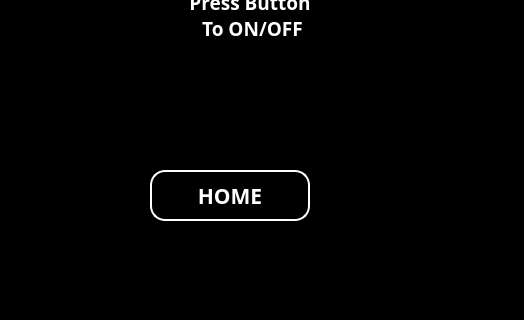
Prism-Techs/vekariahealthCare, file flicker_demo.ui: the form before one commit; both pictures show x 500 to 1024 and y 280 to 600 of the 1024 by 600 pixel window.
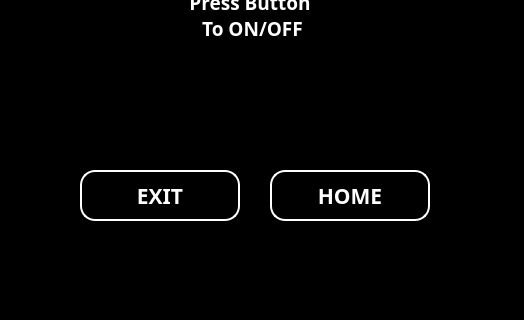
The form after the commit. Icons and pictures are not drawn.

Patch:
```diff
--- a/flicker_demo.ui
+++ b/flicker_demo.ui
@@ -164,7 +164,7 @@
    <widget class="QPushButton" name="pushButton_2">
     <property name="geometry">
      <rect>
-      <x>370</x>
+      <x>490</x>
       <y>350</y>
       <width>160</width>
       <height>51</height>
@@ -454,6 +454,38 @@
      <set>Qt::AlignCenter</set>
     </property>
    </widget>
+   <widget class="QPushButton" name="exit">
+    <property name="geometry">
+     <rect>
+      <x>300</x>
+      <y>350</y>
+      <width>160</width>
+      <height>51</height>
+     </rect>
+    </property>
+    <property name="font">
+     <font>
+      <family>Helvetica Rounded</family>
+      <pointsize>16</pointsize>
+      <weight>75</weight>
+      <bold>true</bold>
+     </font>
+    </property>
+    <property name="styleSheet">
+     <string notr="true"> QPushButton {
+                background-color: black;
+                color: white;
+                border: none;
+                border-radius: 15px;
+                padding: 10px;
+				border:2px solid white;
+            }
+</string>
+    </property>
+    <property name="text">
+     <string>EXIT</string>
+    </property>
+   </widget>
   </widget>
   <widget class="QLabel" name="label_4">
    <property name="geometry">
```
